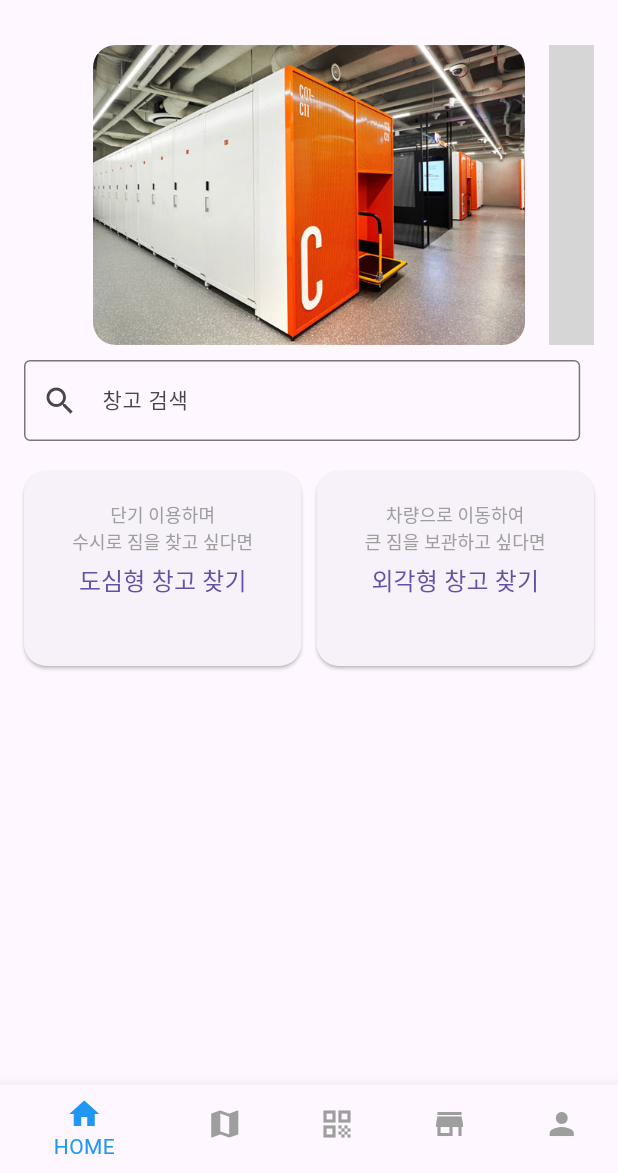
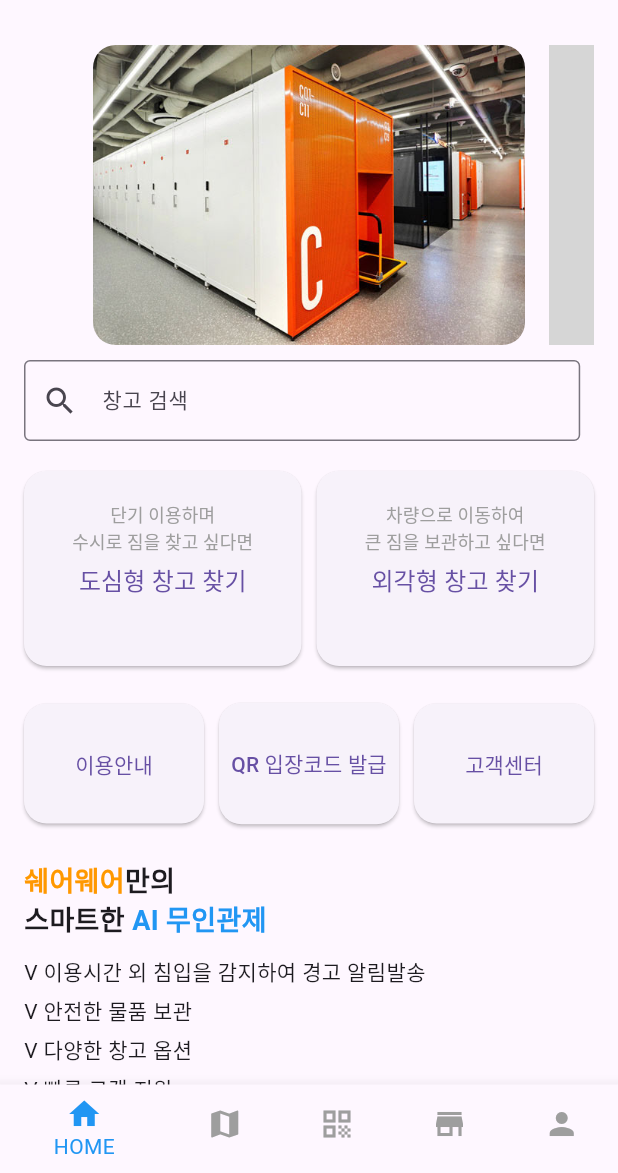
Before and after one commit to eun-young2/ShareWare, a Flutter app: the screen it shows after launch, on a phone screen of 412 x 824 dp, the part 63-1236 px from its top. Run offline on Flutter 3.47's test engine with Material 3 defaults, Android fonts, the phone set to English and light mode, and no system bars; grey boxes are pictures that could not be loaded.

Commit message:
main.dart 코드수정 -규민

```diff
--- a/Frontend/shareware/lib/main.dart
+++ b/Frontend/shareware/lib/main.dart
@@ -224,12 +224,137 @@ class MainPageContent extends StatelessWidget {
               ),
             ),
             SizedBox(height: 20.0),
-            // ... (기타 코드 생략)
+            SizedBox(
+              height: 90.0,
+              child: Row(
+                mainAxisAlignment: MainAxisAlignment.spaceBetween,
+                children: [
+                  Expanded(
+                    child: ElevatedButton(
+                      style: ElevatedButton.styleFrom(
+                        shape: RoundedRectangleBorder(
+                          borderRadius: BorderRadius.circular(15.0),
+                        ),
+                        padding: EdgeInsets.symmetric(vertical: 30.0),
+                      ),
+                      onPressed: () {},
+                      child: Text('이용안내'),
+                    ),
+                  ),
+                  SizedBox(width: 10),
+                  Expanded(
+                    child: ElevatedButton(
+                      style: ElevatedButton.styleFrom(
+                        shape: RoundedRectangleBorder(
+                          borderRadius: BorderRadius.circular(15.0),
+                        ),
+                        padding: EdgeInsets.symmetric(vertical: 30.0),
+                      ),
+                      onPressed: () {},
+                      child: Text('QR 입장코드 발급'),
+                    ),
+                  ),
+                  SizedBox(width: 10),
+                  Expanded(
+                    child: ElevatedButton(
+                      style: ElevatedButton.styleFrom(
+                        shape: RoundedRectangleBorder(
+                          borderRadius: BorderRadius.circular(15.0),
+                        ),
+                        padding: EdgeInsets.symmetric(vertical: 30.0),
+                      ),
+                      onPressed: () {},
+                      child: Text('고객센터'),
+                    ),
+                  ),
+                ],
+              ),
+            ),
+            SizedBox(height: 20.0),
+            Column(
+              crossAxisAlignment: CrossAxisAlignment.start,
+              children: [
+                Text.rich(
+                  TextSpan(
+                    children: [
+                      TextSpan(
+                        text: '쉐어웨어',
+                        style: TextStyle(
+                          fontWeight: FontWeight.bold,
+                          fontSize: 18,
+                          color: Colors.orange,
+                        ),
+                      ),
+                      TextSpan(
+                        text: '만의\n스마트한 ',
+                        style: TextStyle(
+                          fontWeight: FontWeight.bold,
+                          fontSize: 18,
+                        ),
+                      ),
+                      TextSpan(
+                        text: 'AI 무인관제',
+                        style: TextStyle(
+                          fontWeight: FontWeight.bold,
+                          fontSize: 18,
+                          color: Colors.blue,
+                        ),
+                      ),
+                    ],
+                  ),
+                ),
+                SizedBox(height: 10.0),
+                Text('V 이용시간 외 침입을 감지하여 경고 알림발송'),
+                SizedBox(height: 5.0),
+                Text('V 안전한 물품 보관'),
+                SizedBox(height: 5.0),
+                Text('V 다양한 창고 옵션'),
+                SizedBox(height: 5.0),
+                Text('V 빠른 고객 지원'),
+              ],
+            ),
+            SizedBox(height: 20.0),
+            Text(
+              '고객 리뷰',
+              style: TextStyle(
+                fontWeight: FontWeight.bold,
+                fontSize: 18,
+              ),
+            ),
+            SizedBox(height: 10.0),
+            _buildReview('assets/profile1.png', '이순신', 5, '정말 유용하게 잘 사용하고 있습니다.'),
+            _buildReview('assets/profile2.png', '김유신', 4, '가격이 저렴하고 접근성이 좋습니다.'),
+            _buildReview('assets/profile3.png', '홍길동', 5, '고객 서비스가 매우 친절합니다.'),
           ],
         ),
       ),
     );
   }
 
-  // ... (기타 코드 생략)
+  Widget _buildReview(String imagePath, String name, int rating, String comment) {
+    return Row(
+      children: [
+        CircleAvatar(
+          radius: 25.0,
+          backgroundImage: AssetImage(imagePath),
+        ),
+        SizedBox(width: 10.0),
+        Expanded(
+          child: Column(
+            crossAxisAlignment: CrossAxisAlignment.start,
+            children: [
+              Text(
+                name,
+                style: TextStyle(fontWeight: FontWeight.bold),
+              ),
+              Row(
+                children: List.generate(rating, (index) => Icon(Icons.star, color: Colors.orange)),
+              ),
+              Text(comment),
+            ],
+          ),
+        ),
+      ],
+    );
+  }
 }
```
